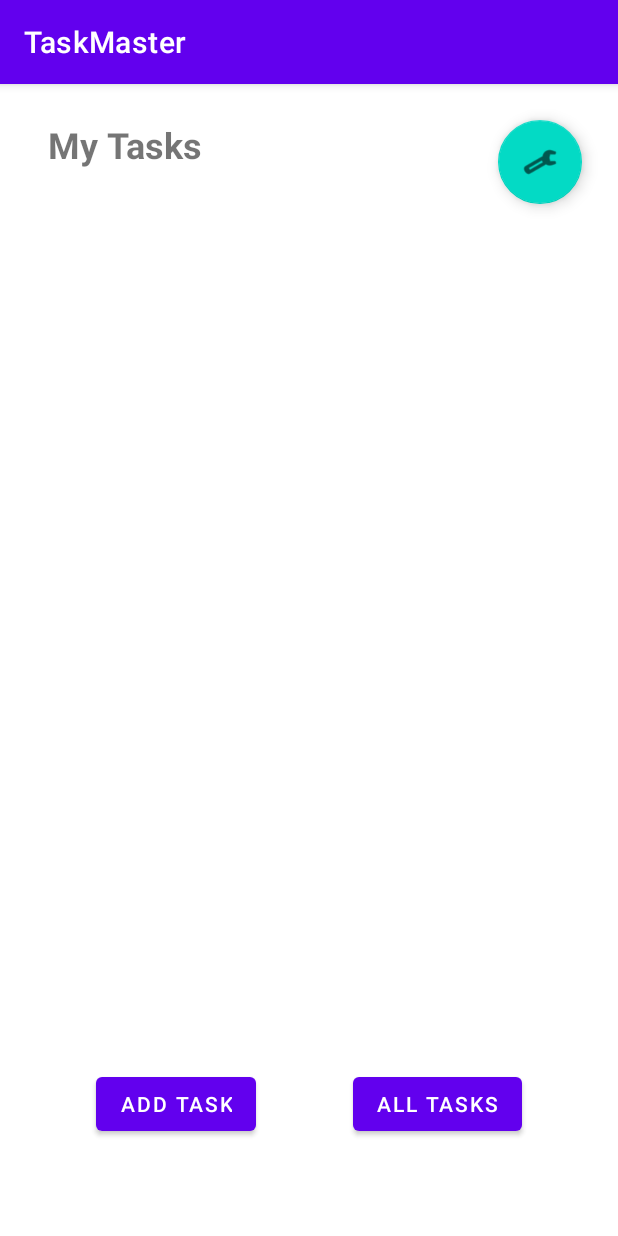
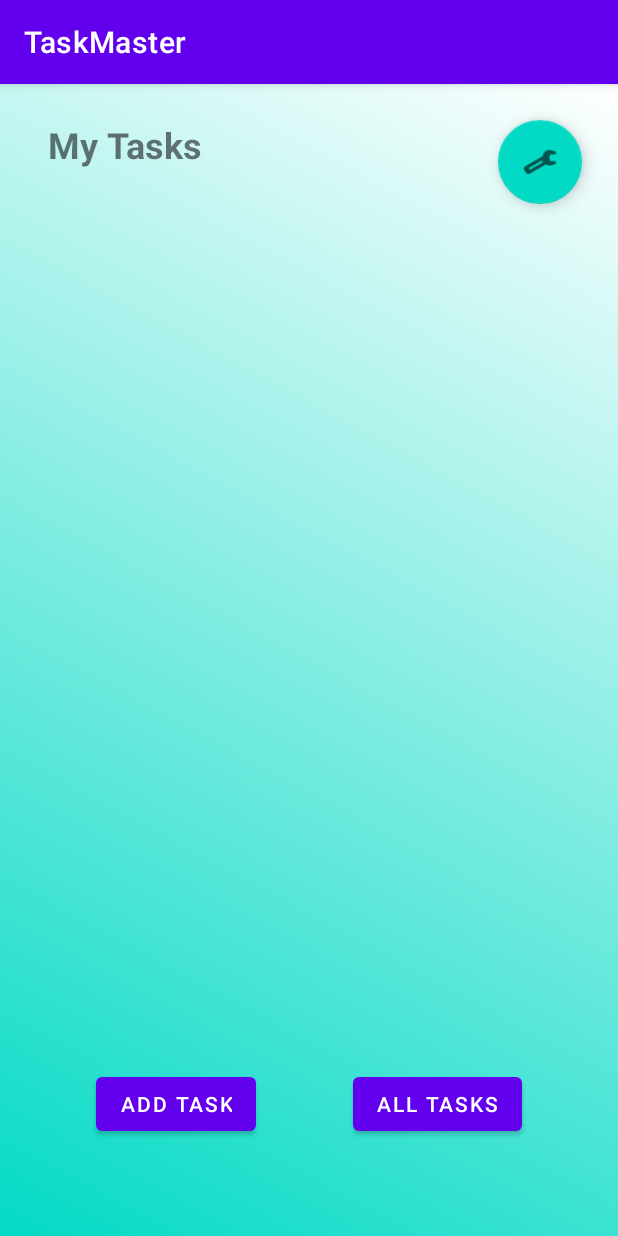
Before and after one commit to ETS-Android5/taskmaster, an Android app: the screen it shows after launch (MainActivity), on a phone screen of 412 x 824 dp. Run offline under Robolectric (Android 15) with nearby library versions, the phone set to English and light mode, and no system bars; our stand-ins replace Room's generated code.

Commit message:
Adds animated background for main page

```diff
--- /dev/null
+++ b/app/src/main/res/drawable/main_activity_background_01.xml
@@ -0,0 +1,12 @@
+<?xml version="1.0" encoding="utf-8"?>
+<selector xmlns:android="http://schemas.android.com/apk/res/android">
+    <item>
+        <shape>
+            <gradient
+                android:angle="45"
+                android:startColor="@color/teal_200"
+                android:endColor="@color/white"
+                />
+        </shape>
+    </item>
+</selector>
--- /dev/null
+++ b/app/src/main/res/drawable/main_activity_background_02.xml
@@ -0,0 +1,12 @@
+<?xml version="1.0" encoding="utf-8"?>
+<selector xmlns:android="http://schemas.android.com/apk/res/android">
+    <item>
+        <shape>
+            <gradient
+                android:angle="45"
+                android:startColor="@color/purple_200"
+                android:endColor="@color/white"
+                />
+        </shape>
+    </item>
+</selector>
--- /dev/null
+++ b/app/src/main/res/drawable/main_activity_background_list.xml
@@ -0,0 +1,9 @@
+<?xml version="1.0" encoding="utf-8"?>
+<animation-list xmlns:android="http://schemas.android.com/apk/res/android">
+    <item
+        android:drawable="@drawable/main_activity_background_01"
+        android:duration="10000"/>
+    <item
+        android:drawable="@drawable/main_activity_background_02"
+        android:duration="10000"/>
+</animation-list>
--- a/app/src/main/res/layout/activity_main.xml
+++ b/app/src/main/res/layout/activity_main.xml
@@ -4,6 +4,8 @@
     xmlns:tools="http://schemas.android.com/tools"
     android:layout_width="match_parent"
     android:layout_height="match_parent"
+    android:id="@+id/main_activity_layout"
+    android:background="@drawable/main_activity_background_list"
     tools:context=".activity.MainActivity">
 
     <Button
```
Also changed, not shown: app/src/main/java/com/akkanben/taskmaster/utility/AnimationUtility.java (added, +16 -0 lines), app/src/main/res/drawable/main_activity_background_03.xml (added, +12 -0 lines).
